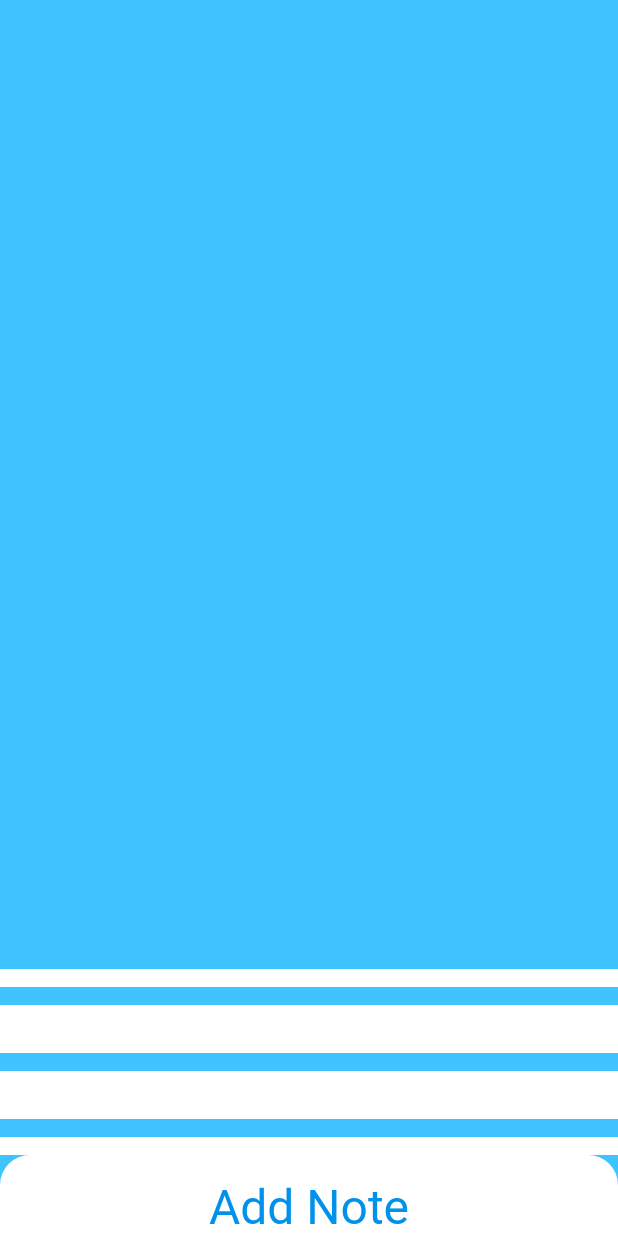
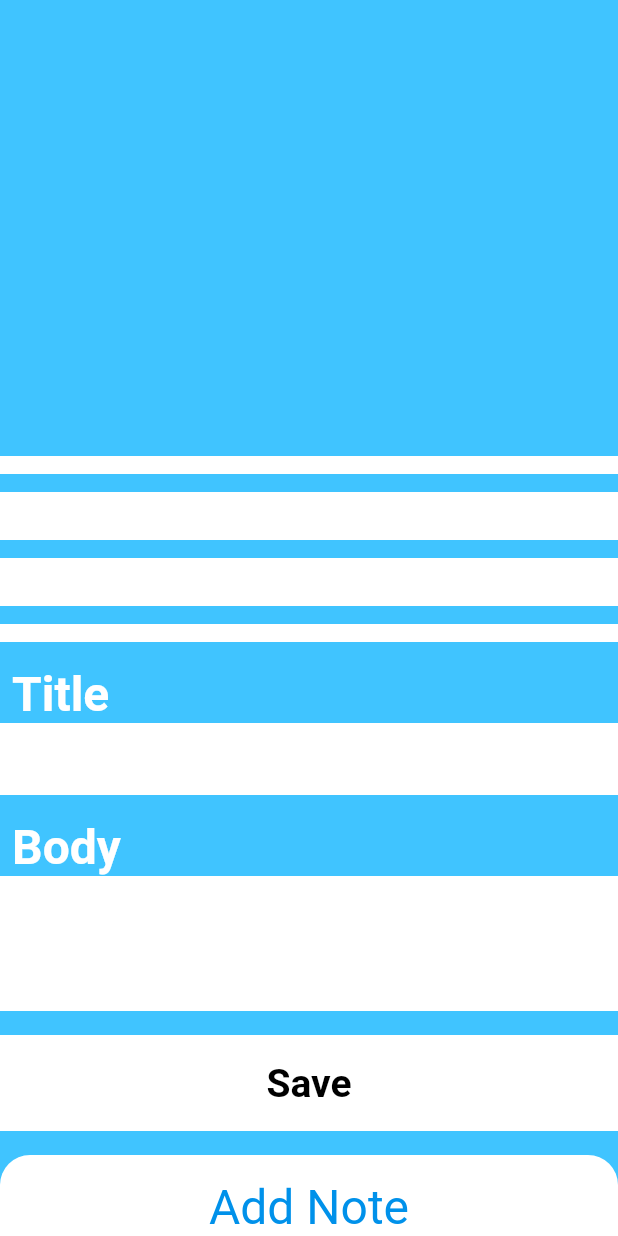
Before and after one commit to Reykjavik151/deity-flexion-flutter, a Flutter app: the NotesPage screen opened by its route, after a tap on the "add" icon, on a phone screen of 412 x 824 dp. Run offline on Flutter 3.47's test engine with Material 2 defaults, Android fonts, the phone set to English and light mode, and no system bars; our stand-ins replace cloud_firestore, firebase_auth, firebase_core, modal_progress_hud, progress_indicators; accounts and stored records are empty.

```diff
--- a/lib/components/note_view.dart
+++ b/lib/components/note_view.dart
@@ -14,6 +14,7 @@ class NoteView extends StatelessWidget {
       onLongPress: () => this.onLongPress(this.note),
       child: Line(
           borderRadius: 30.0,
+          margin: EdgeInsets.only(bottom: 32.0),
           child: Padding(
             padding: EdgeInsets.only(
                 left: 16.0, right: 16.0, top: 8.0, bottom: 8.0),
--- a/lib/screens/notes.dart
+++ b/lib/screens/notes.dart
@@ -61,7 +61,7 @@ class _NotesPageState extends State<NotesPage> {
 
   onNoteLongPress(Note note) async {
     final isNeedsRefresh =
-    await Navigator.pushNamed(context, NotesEditPage.id, arguments: note);
+        await Navigator.pushNamed(context, NotesEditPage.id, arguments: note);
 
     if (isNeedsRefresh != null) {
       this.getNotes();
@@ -151,8 +151,18 @@ class _NotesPageState extends State<NotesPage> {
           child: Padding(
             padding: const EdgeInsets.only(bottom: 16.0),
             child: FloatingActionButton(
-              onPressed: () {
-                Navigator.pushNamed(context, NotesAddPage.id);
+              onPressed: () async {
+                dynamic titleDescriptionList =
+                    await Navigator.pushNamed(context, NotesAddPage.id);
+                if (titleDescriptionList is List<String>) {
+                  this.addNote(Note(
+                    id: '',
+                    ownerId: widget.currentUser.uid,
+                    title: titleDescriptionList[0],
+                    body: titleDescriptionList[1],
+                    createdAt: DateTime.now().toIso8601String(),
+                  ));
+                }
               },
               child: Icon(
                 Icons.add,
--- a/lib/screens/notes_add.dart
+++ b/lib/screens/notes_add.dart
@@ -1,9 +1,14 @@
+import 'package:deity_flexion_app/components/default_form.dart';
+import 'package:deity_flexion_app/components/default_text_form_field.dart';
 import 'package:deity_flexion_app/components/line.dart';
 import 'package:deity_flexion_app/constants.dart';
 import 'package:flutter/material.dart';
 
 class NotesAddPage extends StatefulWidget {
   static String id = 'notes_add_screen';
+
+  TextEditingController titleController = TextEditingController();
+  TextEditingController bodyController = TextEditingController();
 
   @override
   _NotesAddPageState createState() => _NotesAddPageState();
@@ -19,7 +24,7 @@ class _NotesAddPageState extends State<NotesAddPage> {
         crossAxisAlignment: CrossAxisAlignment.stretch,
         children: [
           Expanded(
-            child: ListView(),
+            child: Container(),
           ),
           Hero(
             tag: FIRST_LINE_HERO_TAG,
@@ -47,6 +52,58 @@ class _NotesAddPageState extends State<NotesAddPage> {
             child: Line(
               height: 12.0,
             ),
+          ),
+          ListView(
+            shrinkWrap: true,
+            padding: EdgeInsets.only(top: 16.0),
+            children: [
+              Container(
+                margin: EdgeInsets.only(bottom: 16.0),
+                child: DefaultForm(
+                  onSubmit: () {
+                    String title = widget.titleController.value.text;
+                    String body =
+                        widget.bodyController.value.text;
+
+                    Navigator.pop(context, [title, body]);
+                  },
+                  submitButtonText: 'Save',
+                  children: [
+                    Padding(
+                      padding: const EdgeInsets.only(left: 8.0),
+                      child: Text(
+                        'Title',
+                        style: TextStyle(
+                          fontSize: 32.0,
+                          color: Colors.white,
+                          fontWeight: FontWeight.bold,
+                        ),
+                      ),
+                    ),
+                    DefaultTextFormInput(
+                      controller: widget.titleController,
+                    ),
+                    Padding(
+                      padding: const EdgeInsets.only(left: 8.0),
+                      child: Text(
+                        'Body',
+                        style: TextStyle(
+                          fontSize: 32.0,
+                          color: Colors.white,
+                          fontWeight: FontWeight.bold,
+                        ),
+                      ),
+                    ),
+                    DefaultTextFormInput(
+                      controller: widget.bodyController,
+                      minLines: 3,
+                      maxLines: 8,
+                      keyboardType: TextInputType.multiline,
+                    ),
+                  ],
+                ),
+              ),
+            ],
           ),
           Hero(
             tag: NOTES_HERO_TAG,
@@ -77,7 +134,6 @@ class _NotesAddPageState extends State<NotesAddPage> {
               ),
             ),
           ),
-
         ],
       ),
     );
--- a/lib/screens/notes_edit.dart
+++ b/lib/screens/notes_edit.dart
@@ -18,7 +18,6 @@ class NotesEditPage extends StatefulWidget {
 
 class _NotesEditPageState extends State<NotesEditPage> {
   onEditNote(Note note) async {
-    print(note.id);
     String title = widget.titleController.value.text;
     String body = widget.bodyController.value.text;
 
@@ -56,7 +55,7 @@ class _NotesEditPageState extends State<NotesEditPage> {
                     shrinkWrap: true,
                     padding: EdgeInsets.only(top: 16.0),
                     children: [
-                      SizedBox(height: 16.0),
+                      SizedBox(height: 96.0),
                       GestureDetector(
                         onTap: () {
                           onDeleteNote(note);
```
